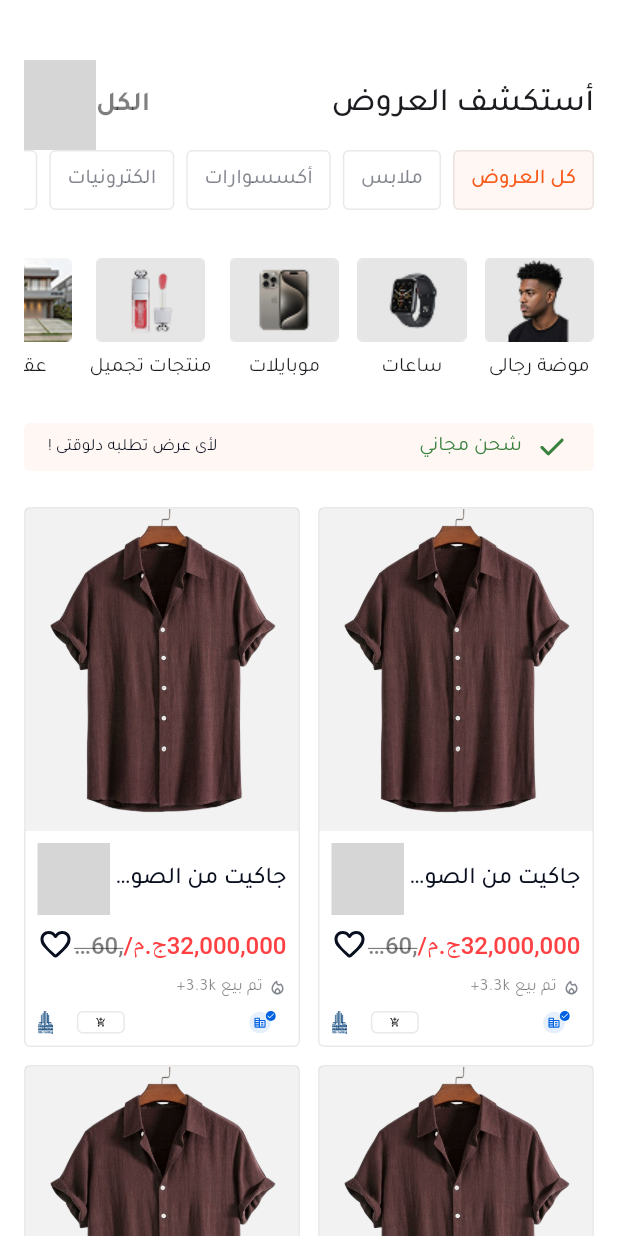
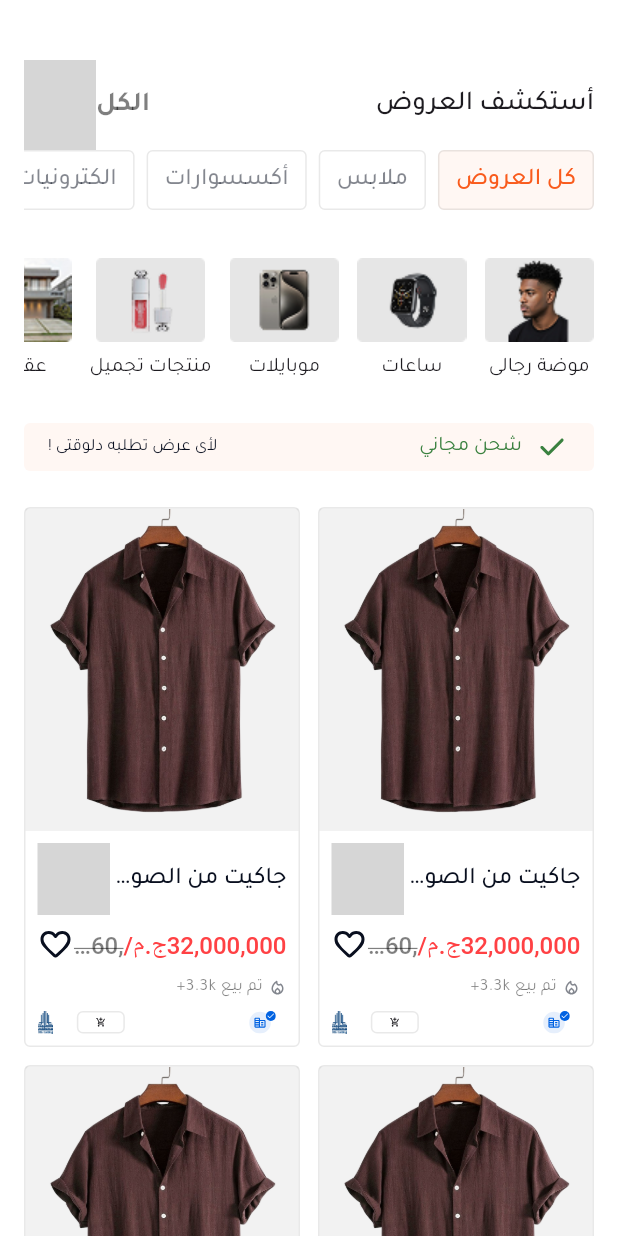
Before and after one commit to MoazSalem/MoazSalem-flutter-task, a Flutter app: the screen it shows after launch, on a phone screen of 412 x 824 dp. Run offline on Flutter 3.47's test engine with Material 3 defaults, Android fonts, the phone set to English and light mode, and no system bars; our stand-ins replace flutter_screenutil, flutter_svg; grey boxes are pictures that could not be loaded.

Commit message:
Cleanup app typography

```diff
--- a/lib/core/theme/app_theme.dart
+++ b/lib/core/theme/app_theme.dart
@@ -1,4 +1,5 @@
 import 'package:flutter/material.dart';
+import 'package:otex/core/theme/app_typography.dart';
 
 class AppTheme {
   // prevent instantiation
@@ -20,5 +21,6 @@ class AppTheme {
       surface: Color(0xffffffff),
     ),
     fontFamily: 'Tajawal',
+    textTheme: AppTypography.textTheme,
   );
 }
--- /dev/null
+++ b/lib/core/theme/app_typography.dart
@@ -0,0 +1,38 @@
+import 'package:flutter/material.dart';
+import 'package:otex/core/theme/app_sizes.dart';
+
+class AppTypography {
+  // prevent instantiation
+  AppTypography._();
+
+  static TextTheme get textTheme => TextTheme(
+    headlineLarge: headlineLarge,
+    headlineSmall: headlineSmall,
+    labelLarge: labelLarge,
+    labelMedium: labelMedium,
+    labelSmall: labelSmall,
+    titleMedium: titleMedium,
+    titleSmall: titleSmall,
+  );
+
+  static TextStyle? get headlineLarge =>
+      TextStyle(fontSize: AppSizes.font16, fontWeight: FontWeight.bold);
+
+  static TextStyle? get headlineSmall =>
+      TextStyle(fontSize: AppSizes.font16, fontWeight: FontWeight.w500);
+
+  static TextStyle get labelLarge =>
+      TextStyle(fontSize: AppSizes.font14, fontWeight: FontWeight.w500);
+
+  static TextStyle? get labelMedium =>
+      TextStyle(fontSize: AppSizes.font12, fontWeight: FontWeight.w400);
+
+  static TextStyle get labelSmall =>
+      TextStyle(fontSize: AppSizes.font10, fontWeight: FontWeight.w400);
+
+  static TextStyle? get titleMedium =>
+      TextStyle(fontSize: AppSizes.font14, fontWeight: FontWeight.w500);
+
+  static TextStyle get titleSmall =>
+      TextStyle(fontSize: AppSizes.font10, fontWeight: FontWeight.w400);
+}
--- a/lib/features/home/presentation/widgets/ad_widget.dart
+++ b/lib/features/home/presentation/widgets/ad_widget.dart
@@ -2,6 +2,7 @@ import 'package:flutter/material.dart';
 import 'package:flutter_svg/flutter_svg.dart';
 import 'package:otex/core/theme/app_assets.dart';
 import 'package:otex/core/theme/app_sizes.dart';
+import 'package:otex/core/theme/app_typography.dart';
 import 'package:otex/l10n/app_localizations.dart';
 
 class AdWidget extends StatelessWidget {
@@ -80,9 +81,7 @@ class AdWidget extends StatelessWidget {
               title,
               maxLines: 1,
               overflow: TextOverflow.ellipsis,
-              style: TextStyle(
-                fontSize: AppSizes.font14,
-                fontWeight: FontWeight.w500,
+              style: AppTypography.titleMedium!.copyWith(
                 color: Theme.of(context).colorScheme.primary,
               ),
             ),
@@ -108,18 +107,15 @@ class AdWidget extends StatelessWidget {
               maxLines: 1,
               overflow: TextOverflow.ellipsis,
               text: TextSpan(
-                style: TextStyle(
-                  fontSize: AppSizes.font14,
-                  fontWeight: FontWeight.w500,
+                style: AppTypography.titleMedium!.copyWith(
                   color: Theme.of(context).colorScheme.secondaryFixed,
-                  overflow: TextOverflow.ellipsis,
                 ),
                 children: [
                   TextSpan(text: discountedPrice),
                   TextSpan(text: "$currency/"),
                   TextSpan(
                     text: originalPrice,
-                    style: TextStyle(
+                    style: AppTypography.titleMedium!.copyWith(
                       color: Theme.of(context).colorScheme.primaryFixedDim,
                       decoration: TextDecoration.lineThrough,
                     ),
@@ -147,8 +143,7 @@ class AdWidget extends StatelessWidget {
           SvgPicture.asset(AppAssets.fire),
           Text(
             "${AppLocalizations.of(context)!.sold_over} $soldCount+",
-            style: TextStyle(
-              fontSize: AppSizes.font10,
+            style: AppTypography.titleSmall.copyWith(
               color: Theme.of(context).colorScheme.primaryFixedDim,
             ),
           ),
--- a/lib/features/home/presentation/widgets/category_widget.dart
+++ b/lib/features/home/presentation/widgets/category_widget.dart
@@ -1,5 +1,6 @@
 import 'package:flutter/material.dart';
 import 'package:otex/core/theme/app_sizes.dart';
+import 'package:otex/core/theme/app_typography.dart';
 
 class CategoryWidget extends StatelessWidget {
   final String title;
@@ -30,11 +31,10 @@ class CategoryWidget extends StatelessWidget {
             padding: const EdgeInsets.symmetric(horizontal: AppSizes.padding12),
             child: Text(
               title,
-              style: TextStyle(
+              style: AppTypography.labelLarge.copyWith(
                 color: isSelected
                     ? colorScheme.secondary
                     : colorScheme.primaryFixed,
-                fontWeight: FontWeight.w500,
               ),
             ),
           ),
--- a/lib/features/home/presentation/widgets/subcategory_widget.dart
+++ b/lib/features/home/presentation/widgets/subcategory_widget.dart
@@ -1,5 +1,6 @@
 import 'package:flutter/material.dart';
 import 'package:otex/core/theme/app_sizes.dart';
+import 'package:otex/core/theme/app_typography.dart';
 
 class SubcategoryWidget extends StatelessWidget {
   final String title;
@@ -31,13 +32,7 @@ class SubcategoryWidget extends StatelessWidget {
               width: AppSizes.subcategoryWidgetWidth,
               child: Image.asset(image, fit: BoxFit.fill),
             ),
-            Text(
-              title,
-              style: TextStyle(
-                fontSize: AppSizes.font12,
-                fontWeight: FontWeight.w400,
-              ),
-            ),
+            Text(title, style: AppTypography.labelMedium),
           ],
         ),
       ),
```
Also changed, not shown: lib/features/home/presentation/widgets/free_shipping_banner.dart (+6 -8 lines), lib/features/home/presentation/widgets/home_screen_app_bar.dart (+4 -10 lines).
